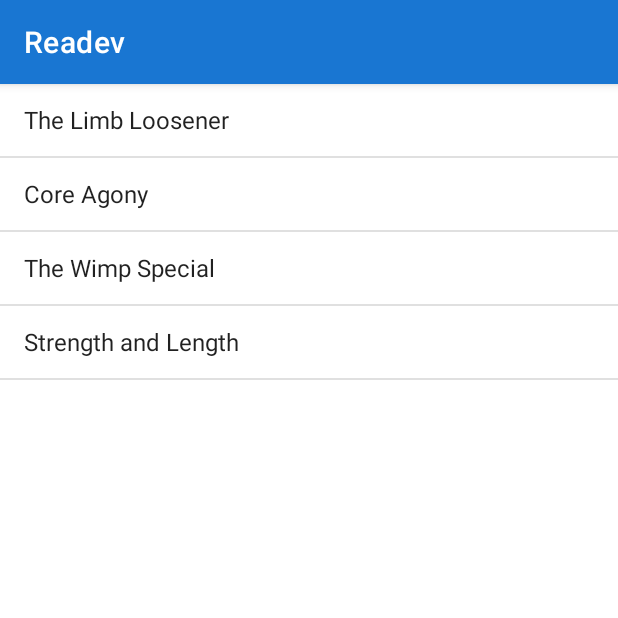
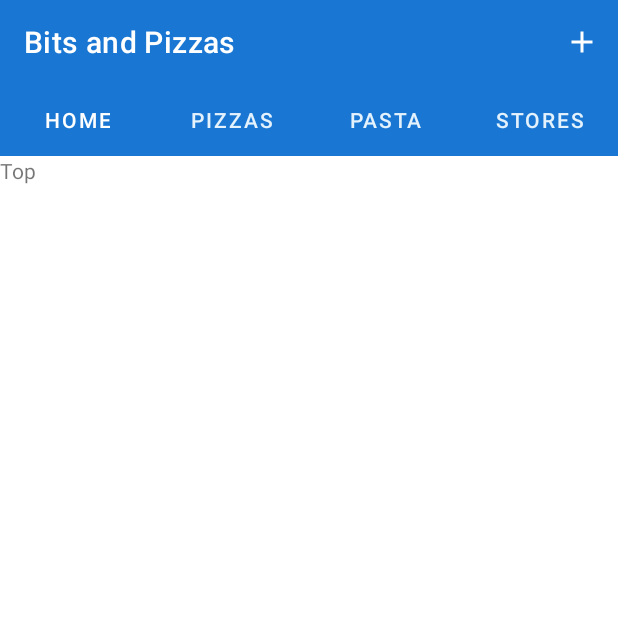
Before and after one commit to kai618/Readev, an Android app: the screen it shows after launch (WorkoutListActivity before the commit, PizzaActivity after it), on a phone screen of 412 x 824 dp, the top half of it. Run offline under Robolectric (Android 15) with nearby library versions, the phone set to English and light mode, and no system bars.

Commit message:
Add Tab bar

```diff
--- a/app/build.gradle
+++ b/app/build.gradle
@@ -30,7 +30,7 @@ android {
 
 dependencies {
 
-    implementation 'androidx.appcompat:appcompat:1.1.0'
+    implementation 'androidx.appcompat:appcompat:1.2.0'
     implementation 'com.google.android.material:material:1.1.0'
     implementation 'androidx.constraintlayout:constraintlayout:1.1.3'
     implementation 'androidx.legacy:legacy-support-v4:1.0.0'
--- /dev/null
+++ b/app/src/main/java/com/kai/readev/chap12/PastaFragment.java
@@ -0,0 +1,26 @@
+package com.kai.readev.chap12;
+
+import android.os.Bundle;
+
+import androidx.annotation.NonNull;
+import androidx.fragment.app.ListFragment;
+
+import android.view.LayoutInflater;
+import android.view.View;
+import android.view.ViewGroup;
+import android.widget.ArrayAdapter;
+
+import com.kai.readev.R;
+
+public class PastaFragment extends ListFragment {
+    @Override
+    public View onCreateView(@NonNull LayoutInflater inflater, ViewGroup container, Bundle savedInstanceState) {
+        ArrayAdapter<String> adapter = new ArrayAdapter<>(
+                inflater.getContext(),
+                android.R.layout.simple_list_item_1,
+                getResources().getStringArray(R.array.pasta)
+        );
+        setListAdapter(adapter);
+        return super.onCreateView(inflater, container, savedInstanceState);
+    }
+}
--- /dev/null
+++ b/app/src/main/java/com/kai/readev/chap12/PizzaActivity.java
@@ -0,0 +1,93 @@
+package com.kai.readev.chap12;
+
+import androidx.annotation.NonNull;
+import androidx.appcompat.app.AppCompatActivity;
+import androidx.appcompat.widget.Toolbar;
+import androidx.fragment.app.Fragment;
+import androidx.fragment.app.FragmentActivity;
+import androidx.fragment.app.FragmentManager;
+import androidx.fragment.app.FragmentPagerAdapter;
+import androidx.viewpager2.adapter.FragmentStateAdapter;
+import androidx.viewpager2.widget.ViewPager2;
+
+import android.content.Intent;
+import android.os.Bundle;
+import android.view.Menu;
+import android.view.MenuItem;
+
+import com.google.android.material.tabs.TabLayout;
+import com.google.android.material.tabs.TabLayoutMediator;
+import com.kai.readev.R;
+import com.kai.readev.chap8.OrderActivity;
+
+import java.util.Arrays;
+
+public class PizzaActivity extends AppCompatActivity {
+
+    private final Fragment[] pages = new Fragment[]{
+            new TopFragment(),
+            new PizzaFragment(),
+            new PastaFragment(),
+            new StoreFragment()
+    };
+
+    private final int[] titleRes = new int[]{
+            R.string.home_tab,
+            R.string.pizza_tab,
+            R.string.pasta_tab,
+            R.string.store_tab
+    };
+
+    @Override
+    protected void onCreate(Bundle savedInstanceState) {
+        super.onCreate(savedInstanceState);
+        setContentView(R.layout.activity_pizza);
+
+        Toolbar toolbar = findViewById(R.id.toolbar);
+        setSupportActionBar(toolbar);
+
+        ViewPager2 pager = findViewById(R.id.pager);
+        pager.setAdapter(new SectionsPagerAdapter(this));
+
+        TabLayout tabLayout = findViewById(R.id.tabs);
+        new TabLayoutMediator(
+                tabLayout,
+                pager,
+                (tab, position) -> tab.setText(getResources().getString(titleRes[position]))
+        ).attach();
+    }
+
+    @Override
+    public boolean onCreateOptionsMenu(Menu menu) {
+        getMenuInflater().inflate(R.menu.menu_pizza, menu);
+        return super.onCreateOptionsMenu(menu);
+    }
+
+    @Override
+    public boolean onOptionsItemSelected(@NonNull MenuItem item) {
+        if (item.getItemId() == R.id.action_create_order) {
+            startActivity(new Intent(this, OrderActivity.class));
+            return true;
+        }
+        return super.onOptionsItemSelected(item);
+    }
+
+    private class SectionsPagerAdapter extends FragmentStateAdapter {
+
+
+        public SectionsPagerAdapter(@NonNull FragmentActivity fragmentActivity) {
+            super(fragmentActivity);
+        }
+
+        @NonNull
+        @Override
+        public Fragment createFragment(int position) {
+            return pages[position];
+        }
+
+        @Override
+        public int getItemCount() {
+            return pages.length;
+        }
+    }
+}
--- /dev/null
+++ b/app/src/main/java/com/kai/readev/chap12/PizzaFragment.java
@@ -0,0 +1,26 @@
+package com.kai.readev.chap12;
+
+import android.os.Bundle;
+
+import androidx.annotation.NonNull;
+import androidx.fragment.app.ListFragment;
+
+import android.view.LayoutInflater;
+import android.view.View;
+import android.view.ViewGroup;
+import android.widget.ArrayAdapter;
+
+import com.kai.readev.R;
+
+public class PizzaFragment extends ListFragment {
+    @Override
+    public View onCreateView(@NonNull LayoutInflater inflater, ViewGroup container, Bundle savedInstanceState) {
+        ArrayAdapter<String> adapter = new ArrayAdapter<>(
+                inflater.getContext(),
+                android.R.layout.simple_list_item_1,
+                getResources().getStringArray(R.array.pizzas)
+        );
+        setListAdapter(adapter);
+        return super.onCreateView(inflater, container, savedInstanceState);
+    }
+}
--- /dev/null
+++ b/app/src/main/java/com/kai/readev/chap12/StoreFragment.java
@@ -0,0 +1,26 @@
+package com.kai.readev.chap12;
+
+import android.os.Bundle;
+
+import androidx.annotation.NonNull;
+import androidx.fragment.app.ListFragment;
+
+import android.view.LayoutInflater;
+import android.view.View;
+import android.view.ViewGroup;
+import android.widget.ArrayAdapter;
+
+import com.kai.readev.R;
+
+public class StoreFragment extends ListFragment {
+    @Override
+    public View onCreateView(@NonNull LayoutInflater inflater, ViewGroup container, Bundle savedInstanceState) {
+        ArrayAdapter<String> adapter = new ArrayAdapter<>(
+                inflater.getContext(),
+                android.R.layout.simple_list_item_1,
+                getResources().getStringArray(R.array.stores)
+        );
+        setListAdapter(adapter);
+        return super.onCreateView(inflater, container, savedInstanceState);
+    }
+}
--- /dev/null
+++ b/app/src/main/java/com/kai/readev/chap12/TopFragment.java
@@ -0,0 +1,19 @@
+package com.kai.readev.chap12;
+
+import android.os.Bundle;
+
+import androidx.annotation.NonNull;
+import androidx.fragment.app.Fragment;
+
+import android.view.LayoutInflater;
+import android.view.View;
+import android.view.ViewGroup;
+
+import com.kai.readev.R;
+
+public class TopFragment extends Fragment {
+    @Override
+    public View onCreateView(@NonNull LayoutInflater inflater, ViewGroup container, Bundle savedInstanceState) {
+        return inflater.inflate(R.layout.fragment_top, container, false);
+    }
+}
--- a/app/src/main/res/drawable/baseline_add_24.xml
+++ b/app/src/main/res/drawable/baseline_add_24.xml
@@ -1,10 +1,10 @@
 <vector xmlns:android="http://schemas.android.com/apk/res/android"
     android:width="24dp"
     android:height="24dp"
+    android:tint="?attr/colorOnPrimary"
     android:viewportWidth="24"
-    android:viewportHeight="24"
-    android:tint="?attr/colorControlNormal">
-  <path
-      android:fillColor="@android:color/white"
-      android:pathData="M19,13h-6v6h-2v-6H5v-2h6V5h2v6h6v2z"/>
+    android:viewportHeight="24">
+    <path
+        android:fillColor="@android:color/white"
+        android:pathData="M19,13h-6v6h-2v-6H5v-2h6V5h2v6h6v2z" />
 </vector>
--- /dev/null
+++ b/app/src/main/res/layout/activity_pizza.xml
@@ -0,0 +1,32 @@
+<?xml version="1.0" encoding="utf-8"?>
+<androidx.constraintlayout.widget.ConstraintLayout xmlns:android="http://schemas.android.com/apk/res/android"
+    xmlns:app="http://schemas.android.com/apk/res-auto"
+    xmlns:tools="http://schemas.android.com/tools"
+    android:layout_width="match_parent"
+    android:layout_height="match_parent"
+    tools:context=".chap12.PizzaActivity">
+
+    <include
+        android:id="@+id/toolbar"
+        layout="@layout/toolbar_pizza"
+        app:layout_constraintStart_toStartOf="parent"
+        app:layout_constraintTop_toTopOf="parent" />
+
+    <com.google.android.material.tabs.TabLayout
+        android:id="@+id/tabs"
+        android:layout_width="match_parent"
+        android:layout_height="wrap_content"
+        app:layout_constraintStart_toStartOf="parent"
+        android:background="?attr/colorPrimary"
+        app:tabSelectedTextColor="?attr/colorOnPrimary"
+        app:tabTextColor="@color/blue_100"
+        app:layout_constraintTop_toBottomOf="@+id/toolbar" />
+
+    <androidx.viewpager2.widget.ViewPager2
+        android:id="@+id/pager"
+        android:layout_width="match_parent"
+        android:layout_height="0dp"
+        app:layout_constraintBottom_toBottomOf="parent"
+        app:layout_constraintStart_toStartOf="parent"
+        app:layout_constraintTop_toBottomOf="@+id/tabs" />
+</androidx.constraintlayout.widget.ConstraintLayout>
--- /dev/null
+++ b/app/src/main/res/layout/fragment_top.xml
@@ -0,0 +1,13 @@
+<?xml version="1.0" encoding="utf-8"?>
+<FrameLayout xmlns:android="http://schemas.android.com/apk/res/android"
+    xmlns:tools="http://schemas.android.com/tools"
+    android:layout_width="match_parent"
+    android:layout_height="match_parent"
+    tools:context=".chap12.TopFragment">
+
+    <TextView
+        android:layout_width="match_parent"
+        android:layout_height="match_parent"
+        android:text="Top" />
+
+</FrameLayout>
--- /dev/null
+++ b/app/src/main/res/layout/toolbar_pizza.xml
@@ -0,0 +1,9 @@
+<?xml version="1.0" encoding="utf-8"?>
+<androidx.appcompat.widget.Toolbar xmlns:android="http://schemas.android.com/apk/res/android"
+    xmlns:app="http://schemas.android.com/apk/res-auto"
+    android:layout_width="match_parent"
+    android:layout_height="?attr/actionBarSize"
+    android:background="?attr/colorPrimary"
+    app:titleTextColor="?attr/colorOnPrimary">
+
+</androidx.appcompat.widget.Toolbar>
--- /dev/null
+++ b/app/src/main/res/menu/menu_pizza.xml
@@ -0,0 +1,10 @@
+<?xml version="1.0" encoding="utf-8"?>
+<menu xmlns:android="http://schemas.android.com/apk/res/android"
+    xmlns:app="http://schemas.android.com/apk/res-auto">
+    <item
+        android:id="@+id/action_create_order"
+        android:icon="@drawable/baseline_add_24"
+        android:orderInCategory="1"
+        android:title="@string/create_order"
+        app:showAsAction="always" />
+</menu>
--- a/app/src/main/res/values/colors.xml
+++ b/app/src/main/res/values/colors.xml
@@ -1,5 +1,6 @@
 <?xml version="1.0" encoding="utf-8"?>
 <resources>
+    <color name="blue_100">#FFe3f2fd</color>
     <color name="blue_200">#FF81d4fa</color>
     <color name="blue_700">#FF1976d2</color>
     <color name="blue_900">#FF0d47a1</color>
--- a/app/src/main/res/values/strings.xml
+++ b/app/src/main/res/values/strings.xml
@@ -23,5 +23,25 @@
         <item>Food</item>
         <item>Stores</item>
     </string-array>
+
     <string name="hello_blank_fragment">Hello blank fragment</string>
+
+    <string name="bits_pizzas">Bits and Pizzas</string>
+    <string-array name="pizzas">
+        <item>Diavolo</item>
+        <item>Funghi</item>
+    </string-array>
+    <string-array name="pasta">
+        <item>Spaghetti Bolognese</item>
+        <item>Lasagne</item>
+    </string-array>
+    <string-array name="stores">
+        <item>Cambridge</item>
+        <item>Sebastopol</item>
+    </string-array>
+
+    <string name="home_tab">Home</string>
+    <string name="pizza_tab">Pizzas</string>
+    <string name="pasta_tab">Pasta</string>
+    <string name="store_tab">Stores</string>
 </resources>
--- a/app/src/main/res/values/themes.xml
+++ b/app/src/main/res/values/themes.xml
@@ -1,6 +1,6 @@
 <resources xmlns:tools="http://schemas.android.com/tools">
     <!-- Base application theme. -->
-    <style name="Theme.Readev" parent="Theme.MaterialComponents.DayNight.DarkActionBar">
+    <style name="Theme.Readev" parent="Theme.MaterialComponents.DayNight.NoActionBar">
         <!-- Primary brand color. -->
         <item name="colorPrimary">@color/blue_700</item>
         <item name="colorPrimaryVariant">@color/blue_900</item>
```
Also changed, not shown: app/src/main/AndroidManifest.xml (+9 -4 lines).
